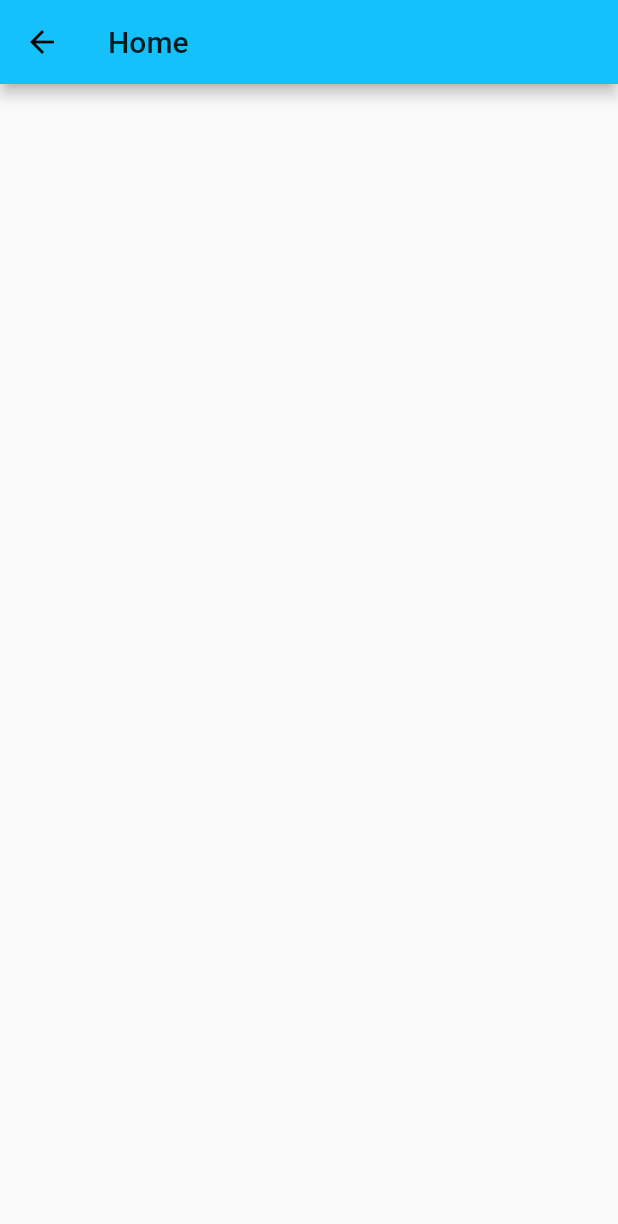
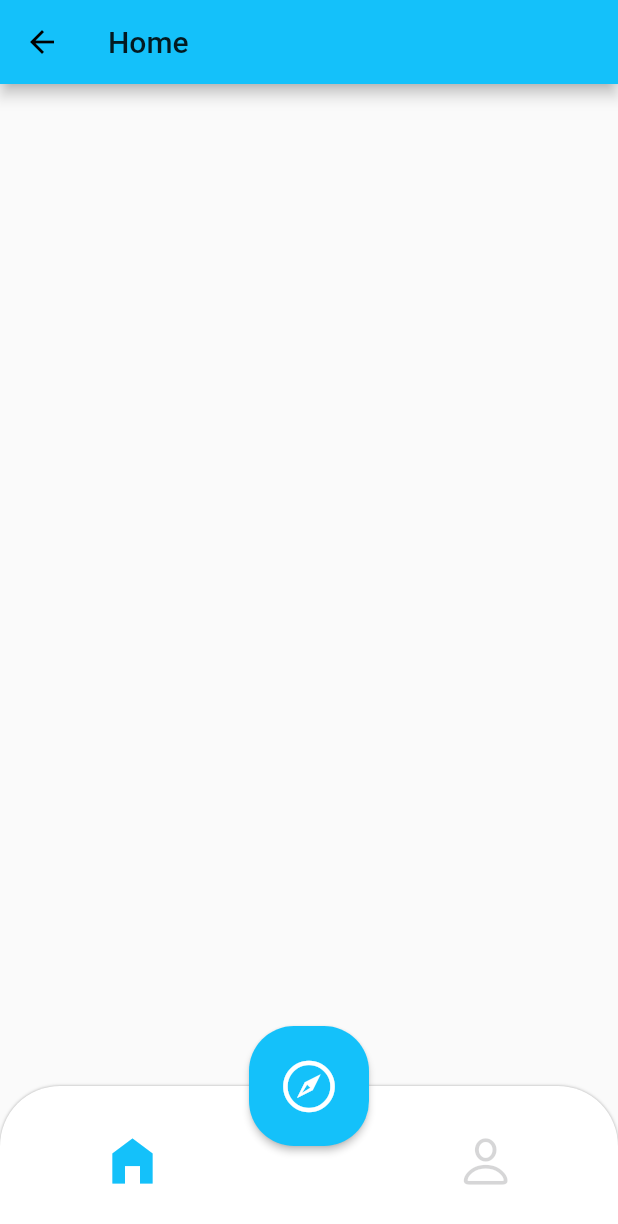
Before and after one commit to abbos2101/quiz_app, a Flutter app: the HomeScreen screen opened directly, on a phone screen of 412 x 824 dp. Shown: the top 1224 px of the screen. Run offline on Flutter 3.47's test engine with Material 2 defaults, Android fonts, the phone set to English and light mode, and no system bars; our stand-ins replace bloc, flutter_bloc, flutter_svg, get_it, google_fonts, hive and 1 more; accounts and stored records are empty.

Commit message:
HomeScreen qisman qo'shildi

```diff
--- a/lib/main.dart
+++ b/lib/main.dart
@@ -1,4 +1,5 @@
 import 'package:flutter/material.dart';
+import 'package:quiz_app/screen/home/home_screen.dart';
 import 'screen/splash/splash_screen.dart';
 import 'di/locator.dart';
 import 'data/util/color.dart';
@@ -15,7 +16,7 @@ class MyApp extends StatelessWidget {
       title: 'Flutter Demo',
       debugShowCheckedModeBanner: false,
       theme: ThemeData(primaryColor: MyColors.primaryColor),
-      home: SplashScreen.screen(),
+      home: HomeScreen.screen(),
     );
   }
 }
--- a/lib/screen/home/home_screen.dart
+++ b/lib/screen/home/home_screen.dart
@@ -1,4 +1,9 @@
+import 'package:flutter/cupertino.dart';
 import 'package:flutter/material.dart';
+import 'package:quiz_app/data/util/color.dart';
+import 'package:quiz_app/screen/home_home/home_screen.dart';
+import 'package:quiz_app/screen/home_profile/profile_screen.dart';
+import 'widget/w_bottom_navigation.dart';
 
 class HomeScreen extends StatefulWidget {
   static Widget screen() => HomeScreen();
@@ -8,10 +13,26 @@ class HomeScreen extends StatefulWidget {
 }
 
 class _HomeScreenState extends State<HomeScreen> {
+  int index = 0;
+  Widget body = SizedBox();
+
   @override
   Widget build(BuildContext context) {
     return Scaffold(
-      appBar: AppBar(title: Text("Home")),
+      backgroundColor: MyColors.screen,
+      body: SafeArea(
+        child: WBottomNavigation(
+          index: index,
+          onTap: (value) => setState(() => index = value),
+          child: Builder(
+            builder: (context) {
+              if (index == 0) body = HomeHomeScreen.screen();
+              if (index == 2) body = HomeProfileScreen.screen();
+              return body;
+            },
+          ),
+        ),
+      ),
     );
   }
 }
--- /dev/null
+++ b/lib/screen/home/widget/w_bottom_navigation.dart
@@ -0,0 +1,147 @@
+import 'package:flutter/cupertino.dart';
+import 'package:flutter/material.dart';
+import 'package:quiz_app/data/util/color.dart';
+import 'w_menu_button.dart';
+import 'w_transparent.dart';
+
+class WBottomNavigation extends StatelessWidget {
+  final Widget? child;
+  final int index;
+  final ValueChanged<int> onTap;
+  final VoidCallback? onPressedQuizCode;
+  final VoidCallback? onPressedPublicQuiz;
+
+  WBottomNavigation({
+    this.index = 0,
+    this.child,
+    required this.onTap,
+    this.onPressedQuizCode,
+    this.onPressedPublicQuiz,
+  });
+
+  @override
+  Widget build(BuildContext context) {
+    return Stack(
+      alignment: Alignment.bottomCenter,
+      children: [
+        Container(
+          width: double.infinity,
+          height: double.infinity,
+          child: child,
+        ),
+        WTransparent(
+          visible: index == 1,
+          child: Container(
+            alignment: Alignment.bottomCenter,
+            margin: EdgeInsets.only(bottom: 120),
+            child: Container(
+              width: double.infinity,
+              height: 200,
+              margin: EdgeInsets.only(left: 40, right: 40),
+              padding: EdgeInsets.only(bottom: 10),
+              alignment: Alignment.center,
+              decoration: BoxDecoration(
+                image: DecorationImage(
+                  image: AssetImage("assets/img/img_home_explore.png"),
+                ),
+              ),
+              child: Row(
+                mainAxisSize: MainAxisSize.min,
+                children: [
+                  Expanded(
+                    child: WMenuButton(
+                      iconData: Icons.search,
+                      text: "Find Quiz Code",
+                      onPressed: onPressedQuizCode,
+                    ),
+                  ),
+                  Expanded(
+                    child: WMenuButton(
+                      iconData: CupertinoIcons.rectangle_grid_1x2,
+                      text: "Find Public Quiz",
+                      onPressed: onPressedPublicQuiz,
+                    ),
+                  ),
+                ],
+              ),
+            ),
+          ),
+        ),
+        Container(
+          width: double.infinity,
+          height: 100,
+          decoration: BoxDecoration(
+            color: MyColors.white,
+            boxShadow: [BoxShadow(color: MyColors.grey, blurRadius: 1)],
+            borderRadius: BorderRadius.only(
+              topLeft: Radius.circular(40),
+              topRight: Radius.circular(40),
+            ),
+          ),
+        ),
+        Container(
+          width: double.infinity,
+          height: 140,
+          alignment: Alignment.topCenter,
+          child: MaterialButton(
+            minWidth: 80,
+            height: 80,
+            padding: EdgeInsets.all(0),
+            color: MyColors.primaryColor,
+            child: Icon(
+              CupertinoIcons.compass,
+              size: 40,
+              color: MyColors.white,
+            ),
+            shape: RoundedRectangleBorder(
+              borderRadius: BorderRadius.circular(30),
+            ),
+            onPressed: () => onTap(1),
+          ),
+        ),
+        SizedBox(
+          height: 100,
+          child: Row(
+            children: [
+              Expanded(
+                flex: 3,
+                child: MaterialButton(
+                  minWidth: 80,
+                  height: 80,
+                  padding: EdgeInsets.all(0),
+                  child: Icon(
+                    Icons.home_filled,
+                    size: 40,
+                    color: index == 0
+                        ? MyColors.primaryColor
+                        : MyColors.dark.withOpacity(0.2),
+                  ),
+                  shape: CircleBorder(),
+                  onPressed: () => onTap(0),
+                ),
+              ),
+              Expanded(child: SizedBox()),
+              Expanded(
+                flex: 3,
+                child: MaterialButton(
+                  minWidth: 80,
+                  height: 80,
+                  padding: EdgeInsets.all(0),
+                  child: Icon(
+                    CupertinoIcons.person,
+                    size: 40,
+                    color: index == 2
+                        ? MyColors.primaryColor
+                        : MyColors.dark.withOpacity(0.2),
+                  ),
+                  shape: CircleBorder(),
+                  onPressed: () => onTap(2),
+                ),
+              ),
+            ],
+          ),
+        ),
+      ],
+    );
+  }
+}
--- /dev/null
+++ b/lib/screen/home_home/home_screen.dart
@@ -0,0 +1,17 @@
+import 'package:flutter/material.dart';
+
+class HomeHomeScreen extends StatefulWidget {
+  static Widget screen() => HomeHomeScreen();
+
+  @override
+  _HomeHomeScreenState createState() => _HomeHomeScreenState();
+}
+
+class _HomeHomeScreenState extends State<HomeHomeScreen> {
+  @override
+  Widget build(BuildContext context) {
+    return Scaffold(
+      appBar: AppBar(title: Text("Home")),
+    );
+  }
+}
```
Also changed, not shown: lib/screen/home/widget/w_menu_button.dart (added, +37 -0 lines), lib/screen/home/widget/w_transparent.dart (added, +26 -0 lines), lib/screen/home_profile/profile_screen.dart (added, +17 -0 lines), assets/img/img_home_explore.png (added), assets/svg/svg_home.svg (added), assets/svg/svg_home_explore.svg (added), assets/svg/svg_person.svg (added).
